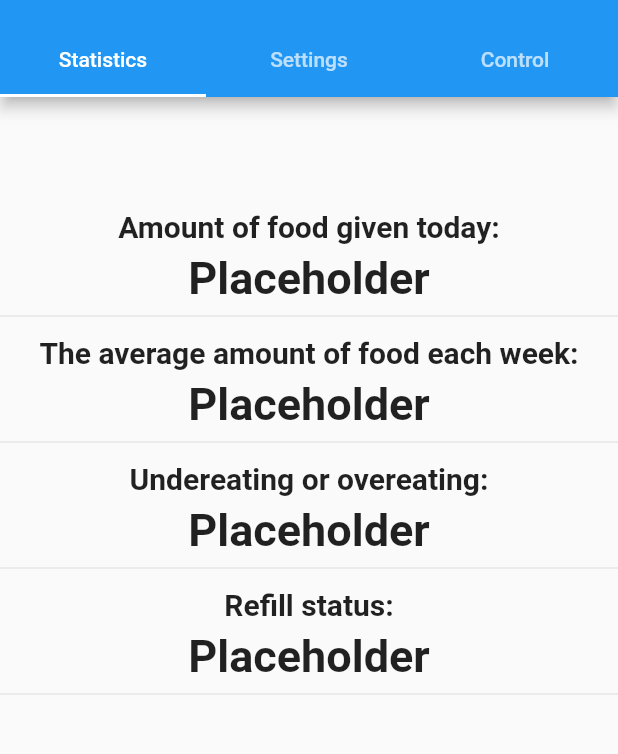
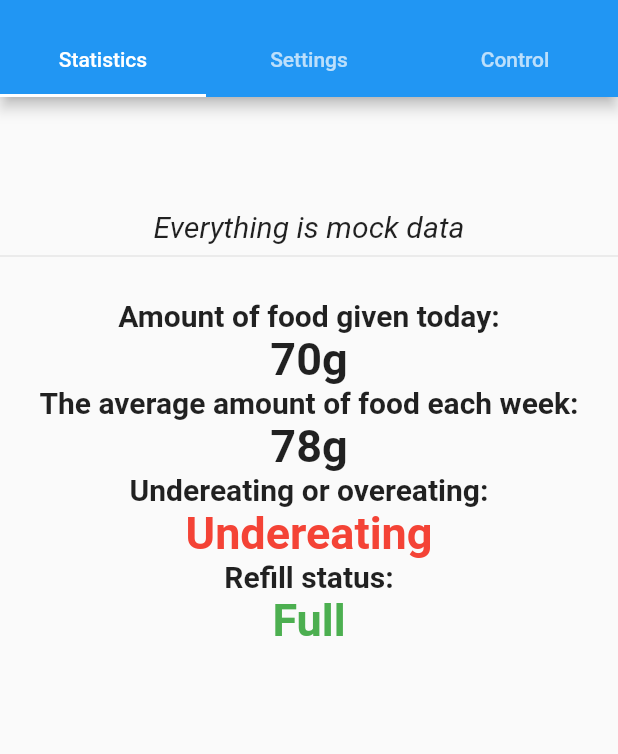
Before and after one commit to DoncusSpelunkus/Feeder, a Flutter app: the screen it shows after launch, on a phone screen of 412 x 824 dp, the part 59-813 px from its top. Run offline on Flutter 3.47's test engine with Material 2 defaults, Android fonts, the phone set to English and light mode, and no system bars; our stand-ins replace firebase_core, firebase_database; missing offline and left inert: dart:ffi, mqtt_client; accounts and stored records are empty; statements that could not run were skipped.

Commit message:
Get and Set working in theory

```diff
--- a/lib/command.dart
+++ b/lib/command.dart
@@ -3,15 +3,33 @@ import 'package:fooddataagg/broker.dart';
 import 'package:fooddataagg/firebase.dart';
 
 abstract class Command{
- void execute(k);
+ void executeSet(k);
+ Future<String> executeGet(k);
 }
-
 
 class instantFeedCommand implements Command{
   FireBaseDB db = FireBaseDB();
   Broker broker = Broker();
   @override
-  void execute(dynamic weight){
+  void executeSet(dynamic weight){
     broker.publish(weight.toString());
+    db.testSet(weight);
+  }
+
+  @override
+  Future<String> executeGet(k) {
+    throw UnimplementedError();
   }
 }
+
+class getDataCommand implements Command{
+  FireBaseDB db = FireBaseDB();
+  @override
+  Future<String> executeGet(dynamic data) async {
+    return await db.testGet(data);
+  }
+
+  @override
+  void executeSet(k) {
+  }
+}
--- a/lib/ui.dart
+++ b/lib/ui.dart
@@ -1,5 +1,4 @@
-import 'dart:ffi';
-
+import 'package:firebase_database/firebase_database.dart';
 import 'package:flutter/material.dart';
 import 'package:fooddataagg/command.dart';
 import 'package:fooddataagg/firebase.dart';
@@ -27,6 +26,7 @@ class MyHomePage extends StatefulWidget {
 
   @override
   _MyHomePageState createState() => _MyHomePageState();
+
 }
 
 class _MyHomePageState extends State<MyHomePage> {
@@ -37,8 +37,11 @@ class _MyHomePageState extends State<MyHomePage> {
   double _delaySliderValue = 8;
   double _amountSliderValue = 20;
   dynamic _value = 0;
+  String _data = "";
 
   void circleButtonPress(String buttonText) {
+    bool getSet = false;
+
     setState(() {
       Command? command = null;
       switch (buttonText) {
@@ -52,12 +55,60 @@ class _MyHomePageState extends State<MyHomePage> {
           _value = _delaySliderValue;
           _value = _amountSliderValue;
           break;
+        case "get":
+          command = getDataCommand();
+          command.executeGet(_data).then((data) {
+            setState(() {
+              _data = data;
+            });
+          });
+          getSet = true;
       }
       if (command != null) {
-        command.execute(_value);
+        if(getSet == false) {
+          command.executeSet(_value);
+        }
         _commands.add(command);
       }
+      getSet = false;
     });
+  }
+
+
+  Widget buildText(String buttonText){
+    return Text(buttonText, style: TextStyle(fontSize: 20, fontWeight: FontWeight.bold));
+  }
+
+  Widget eatingCondition(){
+    int number = 41;
+    if (number <= 50) {
+      return Text('Undereating', style: TextStyle(
+          fontSize: 30, fontWeight: FontWeight.bold, color: Colors.red));
+    } else if(number >=90) {
+    return Text('Overeating', style: TextStyle(fontSize: 30, fontWeight: FontWeight.bold, color: Colors.red));
+      } else if (number >= 51 && number <= 89) {
+      return Text('Healthy eating', style: TextStyle(
+          fontSize: 30, fontWeight: FontWeight.bold, color: Colors.green));
+    } else {
+        return Text('Error', style: TextStyle(fontSize: 30, fontWeight: FontWeight.bold, color: Colors.purple));
+    }
+  }
+
+  Widget refillStatus(){
+    int number = 2;
+    switch(number) {
+      case 0:
+        return Text('Empty', style: TextStyle(fontSize: 30, fontWeight: FontWeight.bold, color: Colors.red));
+        break; // The switch statement must be told to exit, or it will execute every case.
+      case 1:
+        return Text('Half full', style: TextStyle(fontSize: 30, fontWeight: FontWeight.bold, color: Colors.yellow));
+        break;
+      case 2:
+        return Text('Full', style: TextStyle(fontSize: 30, fontWeight: FontWeight.bold, color: Colors.green));
+        break;
+      default:
+        return Text('Error', style: TextStyle(fontSize: 30, fontWeight: FontWeight.bold, color: Colors.purple));
+    }
   }
 
   Widget roundButton(String buttonText, double size) {
@@ -87,26 +138,17 @@ class _MyHomePageState extends State<MyHomePage> {
         height: 75,
       ),
       Column(children: [
-        const Text('Amount of food given today:', style: TextStyle(fontSize: 20, fontWeight: FontWeight.bold)),
-        const SizedBox(height: 5),
-        const Text('Placeholder', style: TextStyle(fontSize: 30, fontWeight: FontWeight.bold)),
+        const Text('Everything is mock data', style: TextStyle(fontSize: 20, fontStyle: FontStyle.italic)),
         Divider(),
-        const SizedBox(height: 5),
-        const Text('The average amount of food each week:', style: TextStyle(fontSize: 20, fontWeight: FontWeight.bold)),
-        const SizedBox(height: 5),
-        const Text('Placeholder', style: TextStyle(fontSize: 30, fontWeight: FontWeight.bold)),
-        Divider(),
-        const SizedBox(height: 5),
-        const Text('Undereating or overeating:', style: TextStyle(fontSize: 20, fontWeight: FontWeight.bold)),
-        const SizedBox(height: 5),
-        const Text('Placeholder', style: TextStyle(fontSize: 30, fontWeight: FontWeight.bold)),
-        Divider(),
-        const SizedBox(height: 5),
-        const Text('Refill status:', style: TextStyle(fontSize: 20, fontWeight: FontWeight.bold)),
-        const SizedBox(height: 5),
-        const Text('Placeholder', style: TextStyle(fontSize: 30, fontWeight: FontWeight.bold)),
-        Divider(),
-        const SizedBox(height: 5),
+        const SizedBox(height: 20),
+        buildText('Amount of food given today:'),
+        const Text('70g', style: TextStyle(fontSize: 30, fontWeight: FontWeight.bold)),
+        buildText('The average amount of food each week:'),
+        const Text('78g', style: TextStyle(fontSize: 30, fontWeight: FontWeight.bold)),
+        buildText('Undereating or overeating:'),
+        eatingCondition(),
+        buildText('Refill status:'),
+        refillStatus(),
       ]),
     ]);
   }
@@ -114,10 +156,10 @@ class _MyHomePageState extends State<MyHomePage> {
   Widget controlTab() {
     return Column(children: [
       Padding(
-          padding: EdgeInsets.only(top: 200.0, bottom: 50.0),
+          padding: EdgeInsets.only(top: 150.0, bottom: 50.0),
           child: roundButton("Feed now", 90)),
       Column(children: [
-        const Text("Choose amount"),
+        buildText("Choose amount"),
         Slider(
           value: _currentSliderValue,
           max: 50,
@@ -129,7 +171,10 @@ class _MyHomePageState extends State<MyHomePage> {
             });
           },
         ),
+        buildText("Last time fed:"),
+        Text(_data),
       ]),
+      roundButton("get", 10)
     ]);
   }
 
```
Also changed, not shown: lib/firebase.dart (+31 -21 lines).
